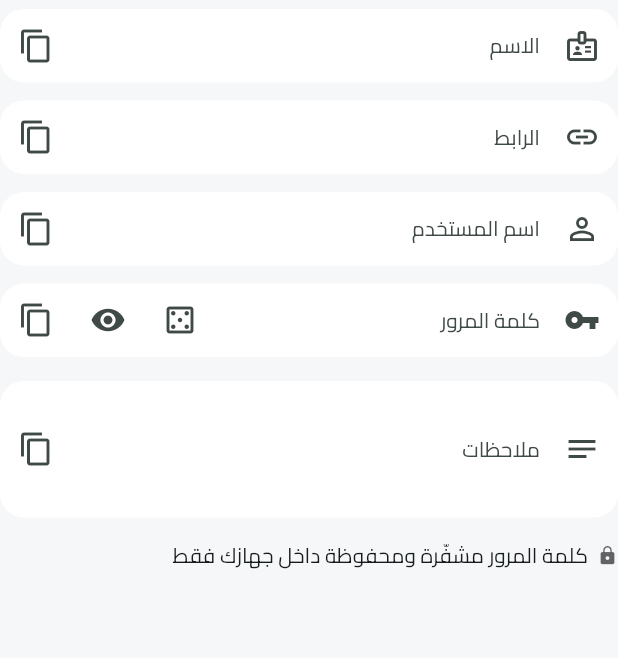
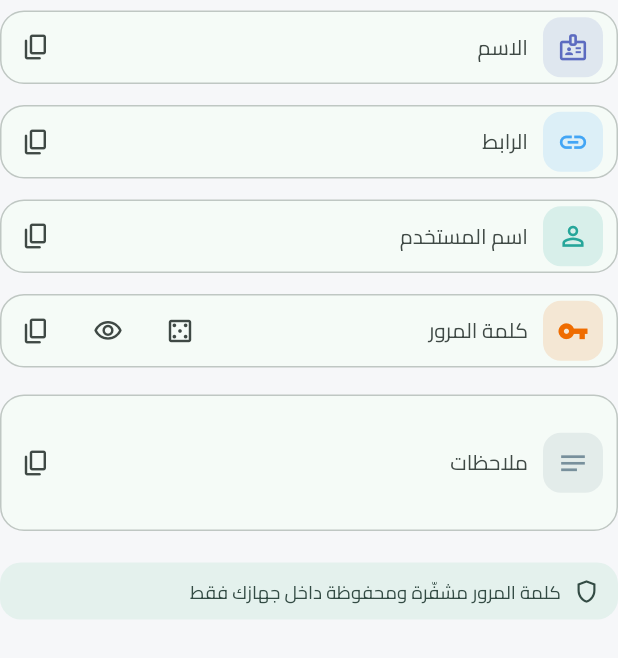
Before and after one commit to alaoufi/alaoufi_notes, a Flutter app: the PasswordForm widget shown alone on an empty page, opened directly with empty values, on a phone screen of 412 x 824 dp. Shown: the top 658 px of the screen. Run offline on Flutter 3.47's test engine with Material 3 defaults, Android fonts, the phone set to English and light mode, and no system bars; drawn by our look-alikes of dynamic_color; our stand-ins replace audioplayers, device_info_plus, file_picker, flutter_colorpicker, flutter_local_notifications, flutter_secure_storage and 14 more; missing offline and left inert: android_id, cryptography, encrypt, extension_google_sign_in_as_googleapis_auth, flutter_quill, googleapis and 2 more; accounts and stored records are empty; project files that could hold a hidden picture were left out.

Commit message:
تجميل نموذج «كلمات المرور» + جعل الحماية اختياريّة بزرّ
- لم تعُد ملاحظة كلمات المرور مقفلة افتراضيًّا (لا تطلب الرقم السرّي كلّ مرّة).
- زرّ «حماية الملاحظة» (قفل/فتح) في الشريط العلويّ للمحرّر — لكلّ الأنواع؛
  القفل يتطلّب ضبط رقم سرّي، والملاحظة المقفلة تُطلب عند فتحها لاحقًا.
- إعادة تصميم حقول النموذج: حقول بيضاء مستديرة، أيقونة داخل مربّع لونيّ ناعم
  لكلّ حقل، إطار تركيز ملوّن، مؤشّر قوّة أوضح، وتلميح أمان كبطاقة لطيفة.
- رفع النسخة إلى 1.9.7.

Co-Authored-By: Claude Opus 4.8 <noreply@anthropic.com>
Claude-Session: https://claude.ai/code/session_01EgFDkQ7WC3S16HHMbyH5e4

```diff
--- a/mudhakkarati/lib/features/editor/note_editor_screen.dart
+++ b/mudhakkarati/lib/features/editor/note_editor_screen.dart
@@ -17,6 +17,7 @@ import '../../services/word_export_service.dart';
 import '../../services/secure_screen.dart';
 import '../../services/vault_service.dart';
 import 'password_form.dart';
+import '../security/pin_setup.dart';
 import '../../widgets/color_picker_sheet.dart';
 import '../../widgets/note_actions.dart';
 import '../../widgets/paper_background.dart';
@@ -115,10 +116,9 @@ class _NoteEditorScreenState extends State<NoteEditorScreen> {
           ChecklistItem(noteId: 0, text: '', isTask: widget.startAsTask)
         ];
         _rebuildItemCtrls();
-      } else if (_note.type == NoteType.password) {
-        // ملاحظات كلمات المرور مقفلة افتراضيًا (تتطلب فتح القفل لعرضها).
-        _note = _note.copyWith(isLocked: true);
       }
+      // ملاحظات كلمات المرور لم تعُد مقفلة افتراضيًّا — يقفلها المستخدم اختياريًّا
+      // بزرّ «حماية الملاحظة» في الشريط العلويّ.
     }
     // وحدة تحكّم النص الغني (لنوع النص) — تُهيّأ بعد معرفة المحتوى.
     if (_note.type == NoteType.text) {
@@ -338,6 +338,29 @@ class _NoteEditorScreenState extends State<NoteEditorScreen> {
     if (_note.id == null) await _save(force: true);
   }
 
+  /// زرّ «حماية الملاحظة»: قفل/فتح اختياريّ. عند القفل نتأكّد من وجود رقم سرّي
+  /// أولًا؛ والملاحظة المقفلة تتطلّب الرقم/البصمة عند فتحها لاحقًا.
+  Future<void> _toggleLock() async {
+    final s = S.of(context);
+    final messenger = ScaffoldMessenger.of(context);
+    final provider = context.read<NotesProvider>();
+    final willLock = !_note.isLocked;
+    if (willLock) {
+      final ok = await ensurePinConfigured(context);
+      if (!ok) return;
+    }
+    await _ensureSaved();
+    await provider.setLocked(_note, willLock);
+    if (!mounted) return;
+    setState(() => _note = _note.copyWith(isLocked: willLock));
+    messenger.showSnackBar(SnackBar(
+      content: Text(willLock
+          ? 'تم تفعيل حماية الملاحظة 🔒'
+          : 'أُلغيت حماية الملاحظة'),
+      duration: const Duration(seconds: 2),
+    ));
+  }
+
   Future<void> _attachImage() async {
     final path = await EditorAttachments.pickImage(context);
     if (path == null) return;
@@ -435,6 +458,14 @@ class _NoteEditorScreenState extends State<NoteEditorScreen> {
       appBar: AppBar(
           backgroundColor: grad != null ? Colors.transparent : bg,
           actions: [
+            IconButton(
+              tooltip: _note.isLocked ? s.t('unlock') : s.t('lock'),
+              icon: Icon(
+                _note.isLocked ? Icons.lock : Icons.lock_open_outlined,
+                color: _note.isLocked ? Colors.amber.shade800 : null,
+              ),
+              onPressed: _toggleLock,
+            ),
             IconButton(
               tooltip: _note.isPinned ? s.t('unpin') : s.t('pin'),
               icon: Icon(_note.isPinned ? Icons.push_pin : Icons.push_pin_outlined),
--- a/mudhakkarati/lib/features/editor/password_form.dart
+++ b/mudhakkarati/lib/features/editor/password_form.dart
@@ -127,57 +127,87 @@ class _PasswordFormState extends State<PasswordForm> {
     return score.clamp(0, 4);
   }
 
+  // لون مميِّز لكل حقل (أيقونة + إطار التركيز) — لمسة بصريّة هادئة ومرتّبة.
+  static const _cName = Color(0xFF5C6BC0); // الاسم
+  static const _cLink = Color(0xFF42A5F5); // الرابط
+  static const _cUser = Color(0xFF26A69A); // اسم المستخدم
+  static const _cPass = Color(0xFFEF6C00); // كلمة المرور
+  static const _cNote = Color(0xFF78909C); // ملاحظات
+
   @override
   Widget build(BuildContext context) {
     final s = S.of(context);
     return Column(
       crossAxisAlignment: CrossAxisAlignment.start,
       children: [
-        _field(s.t('pw_name'), _name, Icons.badge_outlined),
-        _field(s.t('pw_link'), _link, Icons.link),
-        _field(s.t('pw_username'), _username, Icons.person_outline),
+        _field(s.t('pw_name'), _name, Icons.badge_outlined, _cName),
+        _field(s.t('pw_link'), _link, Icons.link, _cLink,
+            keyboardType: TextInputType.url),
+        _field(s.t('pw_username'), _username, Icons.person_outline, _cUser),
         _passwordField(s),
         _strengthBar(s),
-        _field(s.t('pw_notes'), _notes, Icons.notes, maxLines: 3),
-        const SizedBox(height: 10),
-        Row(
-          children: [
-            Icon(Icons.lock, size: 14, color: Theme.of(context).hintColor),
-            const SizedBox(width: 6),
-            Expanded(
-              child: Text(s.t('pw_encrypted_hint'),
-                  style: Theme.of(context).textTheme.bodySmall),
-            ),
-          ],
-        ),
+        _field(s.t('pw_notes'), _notes, Icons.notes, _cNote, maxLines: 3),
+        const SizedBox(height: 14),
+        _hint(s),
       ],
     );
   }
 
+  /// زخرفة موحّدة: حقل أبيض مستدير، أيقونة داخل مربّع لونيّ ناعم، إطار تركيز ملوّن.
+  InputDecoration _decoration(String label, IconData icon, Color accent,
+      {Widget? suffix}) {
+    final divider = Theme.of(context).dividerColor;
+    final fill = Theme.of(context).colorScheme.surface;
+    OutlineInputBorder border(Color c, double w) => OutlineInputBorder(
+          borderRadius: BorderRadius.circular(16),
+          borderSide: BorderSide(color: c, width: w),
+        );
+    return InputDecoration(
+      labelText: label,
+      filled: true,
+      fillColor: fill.withOpacity(0.94),
+      prefixIconConstraints: const BoxConstraints(minWidth: 56, minHeight: 0),
+      prefixIcon: Container(
+        margin: const EdgeInsetsDirectional.only(start: 10, end: 6),
+        width: 40,
+        height: 40,
+        decoration: BoxDecoration(
+          color: accent.withOpacity(0.14),
+          borderRadius: BorderRadius.circular(12),
+        ),
+        child: Icon(icon, color: accent, size: 21),
+      ),
+      suffixIcon: suffix,
+      border: border(Colors.transparent, 0),
+      enabledBorder: border(divider.withOpacity(0.4), 1),
+      focusedBorder: border(accent, 1.6),
+    );
+  }
+
+  Widget _copyBtn(VoidCallback onTap) => IconButton(
+        tooltip: S.of(context).t('copy'),
+        icon: const Icon(Icons.copy_rounded, size: 20),
+        onPressed: onTap,
+      );
+
   Widget _field(String label, TextEditingController ctrl, IconData icon,
-      {int maxLines = 1}) {
+      Color accent, {int maxLines = 1, TextInputType? keyboardType}) {
     return Padding(
-      padding: const EdgeInsets.symmetric(vertical: 6),
+      padding: const EdgeInsets.symmetric(vertical: 7),
       child: TextField(
         controller: ctrl,
         maxLines: maxLines,
+        keyboardType: keyboardType,
         onChanged: (_) => _emit(),
-        decoration: InputDecoration(
-          labelText: label,
-          prefixIcon: Icon(icon),
-          suffixIcon: IconButton(
-            tooltip: S.of(context).t('copy'),
-            icon: const Icon(Icons.copy),
-            onPressed: () => _copy(ctrl.text),
-          ),
-        ),
+        decoration: _decoration(label, icon, accent,
+            suffix: _copyBtn(() => _copy(ctrl.text))),
       ),
     );
   }
 
   Widget _passwordField(S s) {
     return Padding(
-      padding: const EdgeInsets.symmetric(vertical: 6),
+      padding: const EdgeInsets.symmetric(vertical: 7),
       child: TextField(
         controller: _password,
         obscureText: _obscure,
@@ -185,25 +215,27 @@ class _PasswordFormState extends State<PasswordForm> {
           setState(() {});
           _emit();
         },
-        decoration: InputDecoration(
-          labelText: s.t('pw_password'),
-          prefixIcon: const Icon(Icons.vpn_key),
-          suffixIcon: Row(
+        decoration: _decoration(s.t('pw_password'), Icons.vpn_key, _cPass,
+          suffix: Row(
             mainAxisSize: MainAxisSize.min,
             children: [
               IconButton(
                 tooltip: s.t('pw_generate'),
-                icon: const Icon(Icons.casino_outlined),
+                icon: const Icon(Icons.casino_outlined, size: 20),
                 onPressed: _generate,
               ),
               IconButton(
                 tooltip: _obscure ? s.t('pw_show') : s.t('pw_hide'),
-                icon: Icon(_obscure ? Icons.visibility : Icons.visibility_off),
+                icon: Icon(
+                    _obscure
+                        ? Icons.visibility_outlined
+                        : Icons.visibility_off_outlined,
+                    size: 20),
                 onPressed: () => setState(() => _obscure = !_obscure),
               ),
               IconButton(
                 tooltip: s.t('copy'),
-                icon: const Icon(Icons.copy),
+                icon: const Icon(Icons.copy_rounded, size: 20),
                 onPressed: () => _copySecure(_password.text),
               ),
             ],
@@ -225,23 +257,49 @@ class _PasswordFormState extends State<PasswordForm> {
       Color(0xFF2E7D32),
     ];
     return Padding(
-      padding: const EdgeInsets.only(right: 4, bottom: 6, top: 2),
+      padding: const EdgeInsetsDirectional.only(start: 8, end: 8, bottom: 4, top: 4),
       child: Row(
         children: [
           Expanded(
             child: ClipRRect(
-              borderRadius: BorderRadius.circular(6),
+              borderRadius: BorderRadius.circular(8),
               child: LinearProgressIndicator(
                 value: (score + 1) / 5,
-                minHeight: 6,
-                backgroundColor: Theme.of(context).dividerColor,
+                minHeight: 7,
+                backgroundColor: Theme.of(context).dividerColor.withOpacity(0.4),
                 color: colors[score],
               ),
             ),
           ),
+          const SizedBox(width: 10),
+          Text(labels[score],
+              style: TextStyle(
+                  fontSize: 12.5,
+                  fontWeight: FontWeight.w600,
+                  color: colors[score])),
+        ],
+      ),
+    );
+  }
+
+  Widget _hint(S s) {
+    final scheme = Theme.of(context).colorScheme;
+    return Container(
+      padding: const EdgeInsets.symmetric(horizontal: 12, vertical: 10),
+      decoration: BoxDecoration(
+        color: scheme.secondaryContainer.withOpacity(0.45),
+        borderRadius: BorderRadius.circular(14),
+      ),
+      child: Row(
+        children: [
+          Icon(Icons.shield_outlined,
+              size: 18, color: scheme.onSecondaryContainer),
           const SizedBox(width: 8),
-          Text(labels[score],
-              style: TextStyle(fontSize: 12, color: colors[score])),
+          Expanded(
+            child: Text(s.t('pw_encrypted_hint'),
+                style: TextStyle(
+                    fontSize: 12.5, color: scheme.onSecondaryContainer)),
+          ),
         ],
       ),
     );
--- a/mudhakkarati/pubspec.yaml
+++ b/mudhakkarati/pubspec.yaml
@@ -1,7 +1,7 @@
 name: mudhakkarati
 description: "مذكراتي - تطبيق مذكرات وملاحظات يعمل بدون إنترنت بالكامل."
 publish_to: 'none'
-version: 1.9.6+93
+version: 1.9.7+94
 
 environment:
   sdk: '>=3.4.0 <4.0.0'
```
